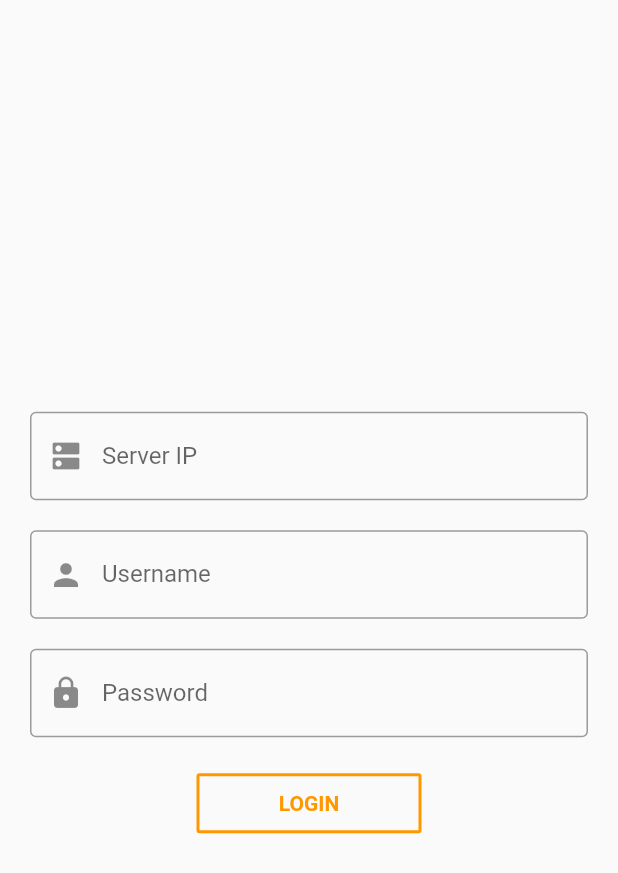
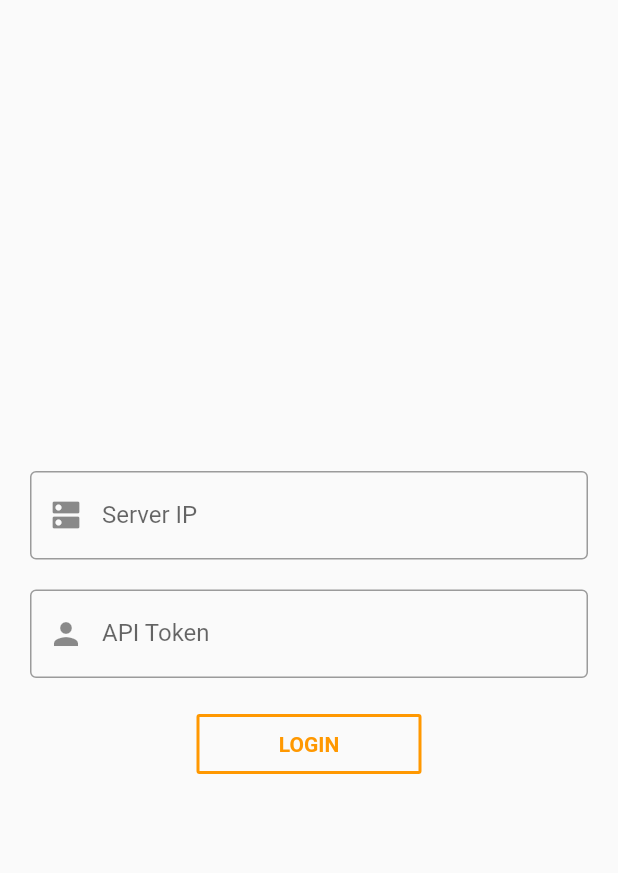
Before and after one commit to s3ppo/unraid_mobile_ui, a Flutter app: the screen it shows after launch, on a phone screen of 412 x 824 dp. Shown: the top 873 px of the screen. Run offline on Flutter 3.47's test engine with Material 2 defaults, Android fonts, the phone set to English and light mode, and no system bars; our stand-ins replace graphql, graphql_flutter.

Commit message:
first version

```diff
--- /dev/null
+++ b/lib/global/notifiers.dart
@@ -0,0 +1,5 @@
+import 'package:provider/provider.dart';
+import 'package:provider/single_child_widget.dart';
+import 'package:unraid_ui/notifiers/auth_state.dart';
+
+List<SingleChildWidget> providers = [ChangeNotifierProvider(create: (context) => AuthState())];
--- a/lib/main.dart
+++ b/lib/main.dart
@@ -1,5 +1,11 @@
 import 'package:flutter/material.dart';
+import 'package:graphql_flutter/graphql_flutter.dart';
+import 'package:provider/provider.dart';
+import 'package:unraid_ui/global/notifiers.dart';
+import 'package:unraid_ui/screens/home.dart';
 import 'package:unraid_ui/screens/login.dart';
+
+import 'notifiers/auth_state.dart';
 
 void main() {
   runApp(const MyApp());
@@ -10,7 +16,9 @@ class MyApp extends StatelessWidget {
 
   @override
   Widget build(BuildContext context) {
-    return MaterialApp(
+    return MultiProvider(
+        providers: providers,
+        child: MaterialApp(
           title: 'Unraid UI',
           theme: ThemeData(
             appBarTheme:
@@ -20,7 +28,13 @@ class MyApp extends StatelessWidget {
             floatingActionButtonTheme: const FloatingActionButtonThemeData(
                 backgroundColor: Colors.grey, foregroundColor: Colors.white),
           ),
-      home: const LoginPage(),
-    );
+          home: Consumer<AuthState>(builder: (context, state, child) {
+            if (state.client != null) {
+              return const HomePage();
+            } else {
+              return const LoginPage();
+            }
+          }),
+        ));
   }
 }
--- /dev/null
+++ b/lib/notifiers/auth_state.dart
@@ -0,0 +1,30 @@
+import 'dart:core';
+import 'package:flutter/material.dart';
+
+import 'package:graphql_flutter/graphql_flutter.dart';
+
+class AuthException implements Exception {
+  String msg;
+  AuthException(this.msg);
+}
+
+class AuthState extends ChangeNotifier {
+  ValueNotifier<GraphQLClient>? _client;
+
+  ValueNotifier<GraphQLClient>? get client => _client;
+
+  AuthState() {
+    init();
+  }
+
+  init() async {}
+
+  connectUnraid({required String token, required String ip, GraphQLCache? cache}) {
+    String endPoint = 'http://$ip/graphql';
+    var link = HttpLink(endPoint, defaultHeaders: {
+      'Authorization': 'bearer $token',
+    });
+    _client = ValueNotifier(GraphQLClient(link: link, cache: GraphQLCache()));
+    notifyListeners();
+  }
+}
--- a/lib/screens/login.dart
+++ b/lib/screens/login.dart
@@ -1,4 +1,8 @@
 import 'package:flutter/material.dart';
+import 'package:graphql_flutter/graphql_flutter.dart';
+import 'package:provider/provider.dart';
+import 'package:unraid_ui/global/unraidclient.dart';
+import 'package:unraid_ui/notifiers/auth_state.dart';
 
 class LoginPage extends StatefulWidget {
   const LoginPage({Key? key}) : super(key: key);
@@ -9,12 +13,13 @@ class LoginPage extends StatefulWidget {
 
 class _MyLoginPageState extends State<LoginPage> {
   final myServer = TextEditingController();
-  final myEmail = TextEditingController();
-  final myPw = TextEditingController();
+  final myToken = TextEditingController();
+  AuthState? _state;
 
   @override
   void initState() {
     super.initState();
+    _state = Provider.of<AuthState>(context, listen: false);
   }
 
   @override
@@ -26,8 +31,7 @@ class _MyLoginPageState extends State<LoginPage> {
         Container(
             padding: const EdgeInsets.fromLTRB(20, 10, 20, 0),
             child: TextField(
-              keyboardType: TextInputType.emailAddress,
-              controller: myEmail,
+              controller: myServer,
               decoration: const InputDecoration(
                   labelText: 'Server IP',
                   border: OutlineInputBorder(),
@@ -36,23 +40,11 @@ class _MyLoginPageState extends State<LoginPage> {
         Container(
             padding: const EdgeInsets.fromLTRB(20, 20, 20, 0),
             child: TextField(
-              keyboardType: TextInputType.emailAddress,
-              controller: myEmail,
+              controller: myToken,
               decoration: const InputDecoration(
-                  labelText: 'Username',
+                  labelText: 'API Token',
                   border: OutlineInputBorder(),
                   prefixIcon: Icon(Icons.person)),
-            )),
-        Container(
-            padding: const EdgeInsets.fromLTRB(20, 20, 20, 0),
-            alignment: Alignment.center,
-            child: TextField(
-              controller: myPw,
-              obscureText: true,
-              decoration: const InputDecoration(
-                  labelText: 'Password',
-                  border: OutlineInputBorder(),
-                  prefixIcon: Icon(Icons.lock)),
             )),
         Container(
             padding: const EdgeInsets.fromLTRB(0, 20, 0, 0),
@@ -67,10 +59,13 @@ class _MyLoginPageState extends State<LoginPage> {
                   ),
                 ),
                 child: const Text('LOGIN', style: TextStyle(fontWeight: FontWeight.w600)),
-                onPressed: () => loginUser())),
+                onPressed: () => loginUser()))
       ])),
     ));
   }
 
-  loginUser() async {}
+  loginUser() async {
+    _state!
+        .connectUnraid(token: myToken.value.text, ip: myServer.value.text, cache: GraphQLCache());
+  }
 }
--- a/pubspec.yaml
+++ b/pubspec.yaml
@@ -32,6 +32,7 @@ dependencies:
 
   cupertino_icons: ^1.0.2
   graphql_flutter: ^5.0.0
+  provider: ^6.0.2
 
 dev_dependencies:
   flutter_test:
```
Also changed, not shown: lib/global/routes.dart (added, +23 -0 lines), lib/global/unraidclient.dart (added, +32 -0 lines), lib/screens/home.dart (added, +61 -0 lines), pubspec.lock. Lines whose indentation alone changed are shown as unchanged.
